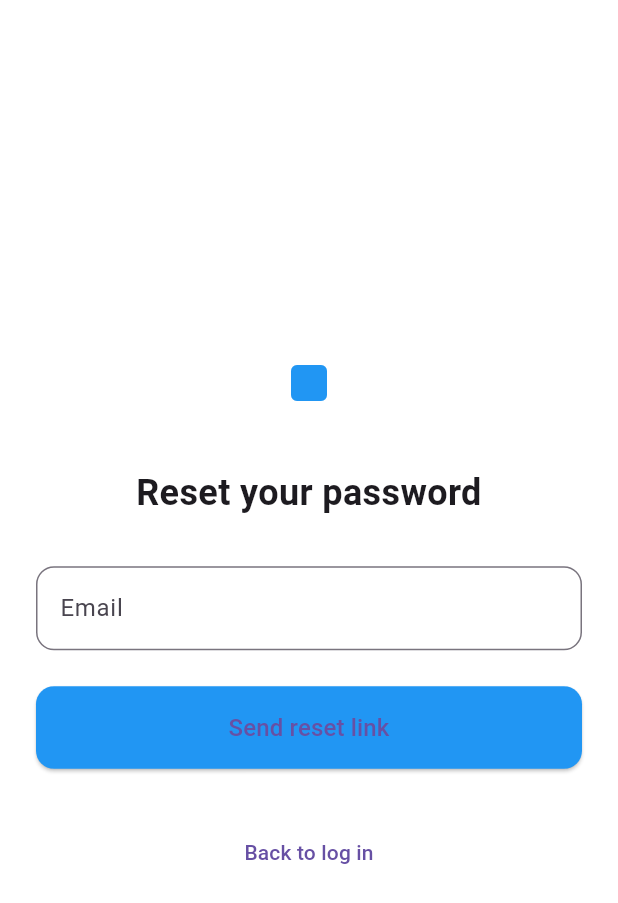
After one commit to jorrellT/Outing, a Flutter app: the ResetPasswordPage screen opened by its route, on a phone screen of 412 x 824 dp. The commit adds this screen. Shown: the top 903 px of the screen. Run offline on Flutter 3.47's test engine with Material 3 defaults, Android fonts, the phone set to English and light mode, and no system bars; our stand-ins replace supabase_flutter; accounts and stored records are empty.

Commit message:
fogot pass and other pages

```diff
--- /dev/null
+++ b/dating_swipe/lib/features/auth/reset_password_page.dart
@@ -0,0 +1,119 @@
+import 'package:flutter/material.dart';
+import 'package:supabase_flutter/supabase_flutter.dart';
+import 'login_page.dart';
+
+class ResetPasswordPage extends StatefulWidget {
+  const ResetPasswordPage({super.key});
+
+  @override
+  State<ResetPasswordPage> createState() => _ResetPasswordPageState();
+}
+
+class _ResetPasswordPageState extends State<ResetPasswordPage> {
+  final _emailCtrl = TextEditingController();
+  bool _loading = false;
+  String? _message;
+
+  Future<void> _sendResetLink() async {
+    setState(() {
+      _loading = true;
+      _message = null;
+    });
+
+    try {
+      await Supabase.instance.client.auth.resetPasswordForEmail(
+        _emailCtrl.text.trim(),
+      );
+      setState(() {
+        _message = 'Check your email for a reset link.';
+      });
+    } catch (e) {
+      setState(() {
+        _message = 'Error: ${e.toString()}';
+      });
+    } finally {
+      setState(() => _loading = false);
+    }
+  }
+
+  @override
+  void dispose() {
+    _emailCtrl.dispose();
+    super.dispose();
+  }
+
+  @override
+  Widget build(BuildContext context) {
+    return Scaffold(
+      backgroundColor: Colors.white,
+      body: SafeArea(
+        child: Padding(
+          padding: const EdgeInsets.all(24),
+          child: Center(
+            child: SingleChildScrollView(
+              child: Column(
+                children: [
+                  const Icon(Icons.stop_rounded, size: 48, color: Colors.blue),
+                  const SizedBox(height: 32),
+                  const Text(
+                    "Reset your password",
+                    textAlign: TextAlign.center,
+                    style: TextStyle(fontSize: 24, fontWeight: FontWeight.bold),
+                  ),
+                  const SizedBox(height: 32),
+                  TextField(
+                    controller: _emailCtrl,
+                    decoration: InputDecoration(
+                      labelText: 'Email',
+                      border: OutlineInputBorder(
+                        borderRadius: BorderRadius.circular(12),
+                      ),
+                    ),
+                    keyboardType: TextInputType.emailAddress,
+                  ),
+                  const SizedBox(height: 24),
+                  SizedBox(
+                    width: double.infinity,
+                    child: ElevatedButton(
+                      onPressed: _loading ? null : _sendResetLink,
+                      style: ElevatedButton.styleFrom(
+                        padding: const EdgeInsets.symmetric(vertical: 16),
+                        backgroundColor: Colors.blue,
+                        shape: RoundedRectangleBorder(
+                          borderRadius: BorderRadius.circular(12),
+                        ),
+                      ),
+                      child:
+                          _loading
+                              ? const CircularProgressIndicator(
+                                color: Colors.white,
+                                strokeWidth: 2,
+                              )
+                              : const Text(
+                                "Send reset link",
+                                style: TextStyle(fontSize: 16),
+                              ),
+                    ),
+                  ),
+                  const SizedBox(height: 16),
+                  if (_message != null)
+                    Text(_message!, textAlign: TextAlign.center),
+                  const SizedBox(height: 16),
+                  TextButton(
+                    onPressed: () {
+                      Navigator.pushReplacement(
+                        context,
+                        MaterialPageRoute(builder: (_) => const LoginPage()),
+                      );
+                    },
+                    child: const Text("Back to log in"),
+                  ),
+                ],
+              ),
+            ),
+          ),
+        ),
+      ),
+    );
+  }
+}
--- a/dating_swipe/lib/main.dart
+++ b/dating_swipe/lib/main.dart
@@ -3,13 +3,14 @@ import 'package:supabase_flutter/supabase_flutter.dart';
 
 import 'features/auth/login_page.dart';
 import 'features/auth/signup_page.dart';
+import 'features/auth/reset_password_page.dart';
 
 void main() async {
   WidgetsFlutterBinding.ensureInitialized();
 
   await Supabase.initialize(
-    url: 'https://your-project-id.supabase.co',
-    anonKey: 'your-anon-key',
+    url: 'https://qnwcqauvixqjpekwyyxn.supabase.co',
+    anonKey: 'sb_publishable_8zXUTBIC-Zdw8Xz2CPrjZA_D6OhciHn',
   );
 
   runApp(const MyApp());
@@ -28,6 +29,7 @@ class MyApp extends StatelessWidget {
       routes: {
         '/login': (_) => const LoginPage(),
         '/signup': (_) => const SignupPage(),
+        '/reset-password': (_) => const ResetPasswordPage(),
       },
     );
   }
```
Also changed, not shown: dating_swipe/lib/features/auth/onboard/onboarding_page.dart (+123 -0 lines), dating_swipe/lib/features/auth/forgot_pass.dart (deleted).
